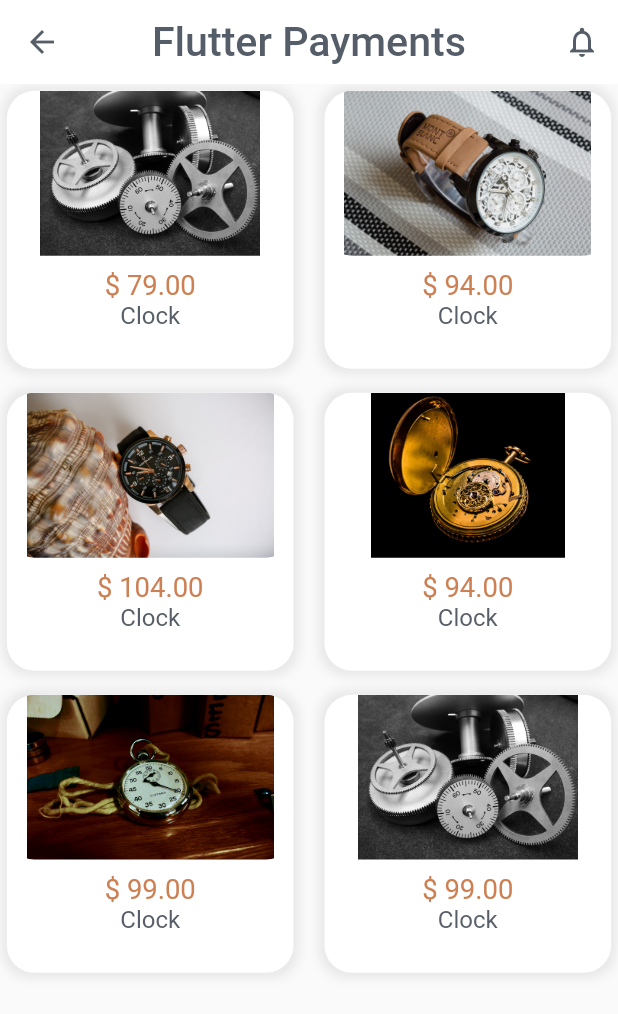
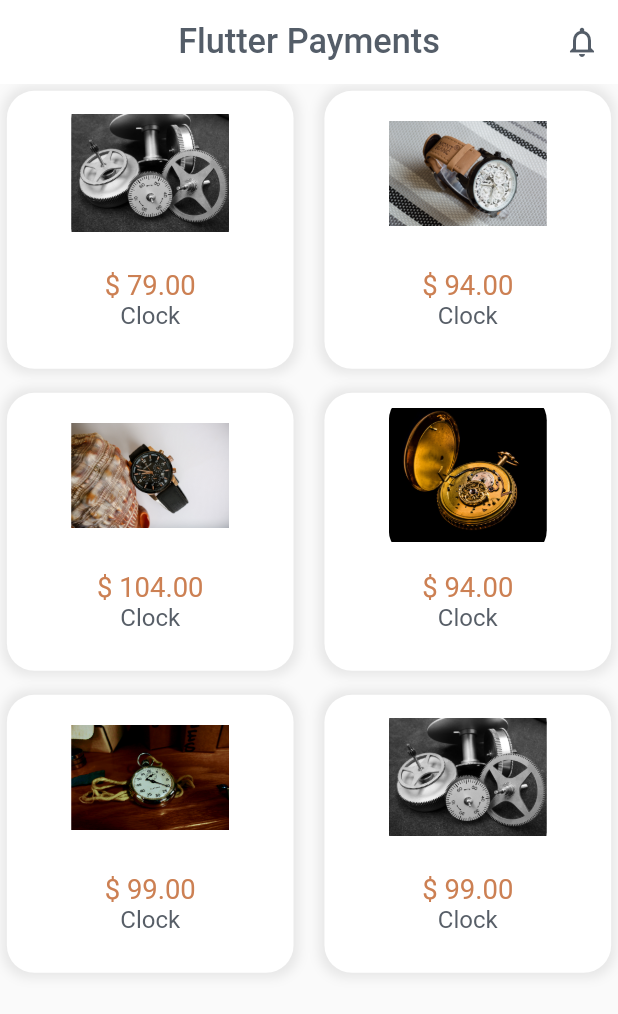
Before and after one commit to eslammongy/flutter_payments, a Flutter app: the screen it shows after launch, on a phone screen of 412 x 824 dp. Shown: the top 1014 px of the screen. Run offline on Flutter 3.47's test engine with Material 2 defaults, Android fonts, the phone set to English and light mode, and no system bars; our stand-ins replace flutter_screenutil.

Commit message:
improve ui & code

```diff
--- /dev/null
+++ b/flutter_payments/lib/core/widgets/custom_appbar.dart
@@ -0,0 +1,27 @@
+import 'package:flutter/material.dart';
+import 'package:flutter_screenutil/flutter_screenutil.dart';
+
+buildCustomAppBar() {
+  return AppBar(
+    foregroundColor: Colors.black,
+    backgroundColor: Colors.white,
+    elevation: 0.0,
+    centerTitle: true,
+    title: Text(
+      'Flutter Payments',
+      style: TextStyle(
+        fontSize: 20.0.sp,
+        color: const Color(0xFF545D68),
+      ),
+    ),
+    actions: [
+      IconButton(
+        icon: const Icon(
+          Icons.notifications_none,
+          color: Color(0xFF545D68),
+        ),
+        onPressed: () {},
+      ),
+    ],
+  );
+}
--- a/flutter_payments/lib/views/home/home_screen.dart
+++ b/flutter_payments/lib/views/home/home_screen.dart
@@ -1,4 +1,5 @@
 import 'package:flutter/material.dart';
+import 'package:flutter_payments/core/widgets/custom_appbar.dart';
 import 'package:flutter_screenutil/flutter_screenutil.dart';
 
 import 'widgets/home_screen_body.dart';
@@ -21,34 +22,3 @@ class _HomeScreenState extends State<HomeScreen> {
     );
   }
 }
-
-buildCustomAppBar() {
-  return AppBar(
-    backgroundColor: Colors.white,
-    elevation: 0.0,
-    centerTitle: true,
-    leading: IconButton(
-      icon: const Icon(
-        Icons.arrow_back,
-        color: Color(0xFF545D68),
-      ),
-      onPressed: () {},
-    ),
-    title: Text(
-      'Flutter Payments',
-      style: TextStyle(
-        fontSize: 24.0.sp,
-        color: const Color(0xFF545D68),
-      ),
-    ),
-    actions: [
-      IconButton(
-        icon: const Icon(
-          Icons.notifications_none,
-          color: Color(0xFF545D68),
-        ),
-        onPressed: () {},
-      ),
-    ],
-  );
-}
--- a/flutter_payments/lib/views/home/widgets/shopping_cart.dart
+++ b/flutter_payments/lib/views/home/widgets/shopping_cart.dart
@@ -1,5 +1,6 @@
 import 'package:flutter/material.dart';
 import 'package:flutter_payments/models/shopping_cart_model.dart';
+import 'package:flutter_payments/views/payments/views/payment_screen.dart';
 import 'package:flutter_screenutil/flutter_screenutil.dart';
 
 Widget buildShoppingCard(
@@ -10,7 +11,8 @@ Widget buildShoppingCard(
     padding: EdgeInsets.all(4.sp),
     child: InkWell(
       onTap: () {
-        //Navigator.of(context).push(MaterialPageRoute(builder: (context)));
+        Navigator.of(context).push(
+            MaterialPageRoute(builder: (context) => const PaymentScreen()));
       },
       child: Container(
         decoration: BoxDecoration(
@@ -24,8 +26,7 @@ Widget buildShoppingCard(
           ],
           color: Colors.white,
         ),
-        child: ListView(
-          physics: const NeverScrollableScrollPhysics(),
+        child: Column(
           children: [
             Container(
               height: 92.h,
```
Also changed, not shown: flutter_payments/lib/views/payments/views/payment_screen.dart (added, +21 -0 lines).
